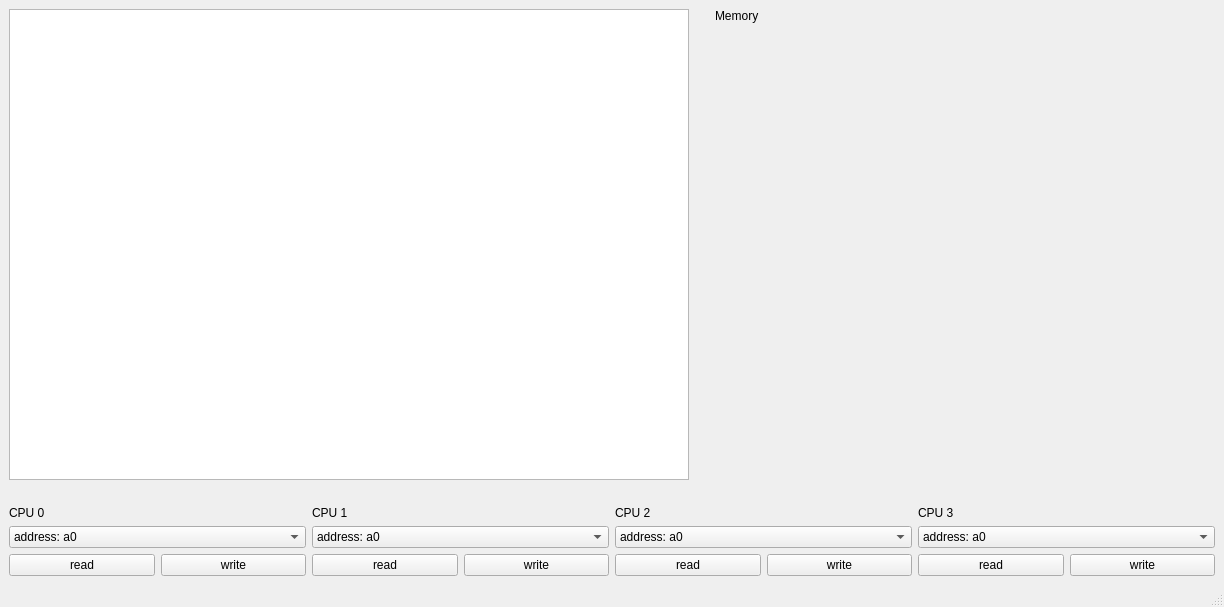
Qt form MainWindow/mainwindow.ui (tutibase/Multiprocessor-system) before a commit.
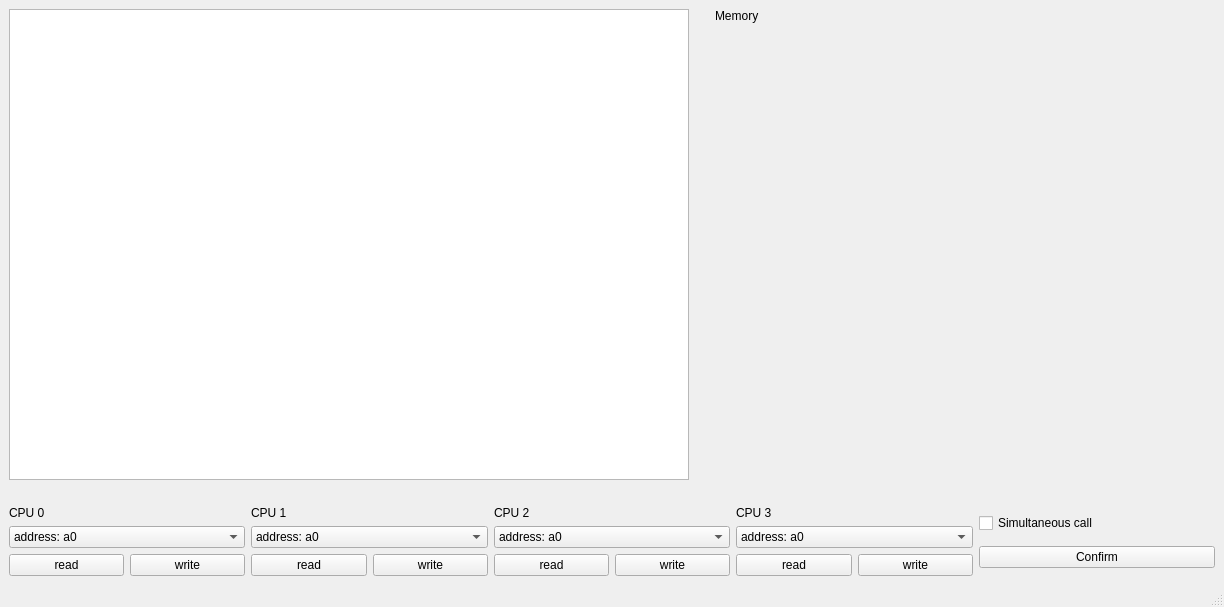
The same form after that commit.

Commit message: feat: add simultaneous calls for read/write

```diff
--- a/MainWindow/mainwindow.ui
+++ b/MainWindow/mainwindow.ui
@@ -523,6 +523,24 @@
         </item>
        </layout>
       </item>
+      <item>
+       <layout class="QVBoxLayout" name="verticalLayout_8">
+        <item>
+         <widget class="QCheckBox" name="sim_call_box">
+          <property name="text">
+           <string>Simultaneous call</string>
+          </property>
+         </widget>
+        </item>
+        <item>
+         <widget class="QPushButton" name="confirm_button">
+          <property name="text">
+           <string>Confirm</string>
+          </property>
+         </widget>
+        </item>
+       </layout>
+      </item>
      </layout>
     </item>
     <item row="1" column="0">
```
The commit also changes 2 other files.
